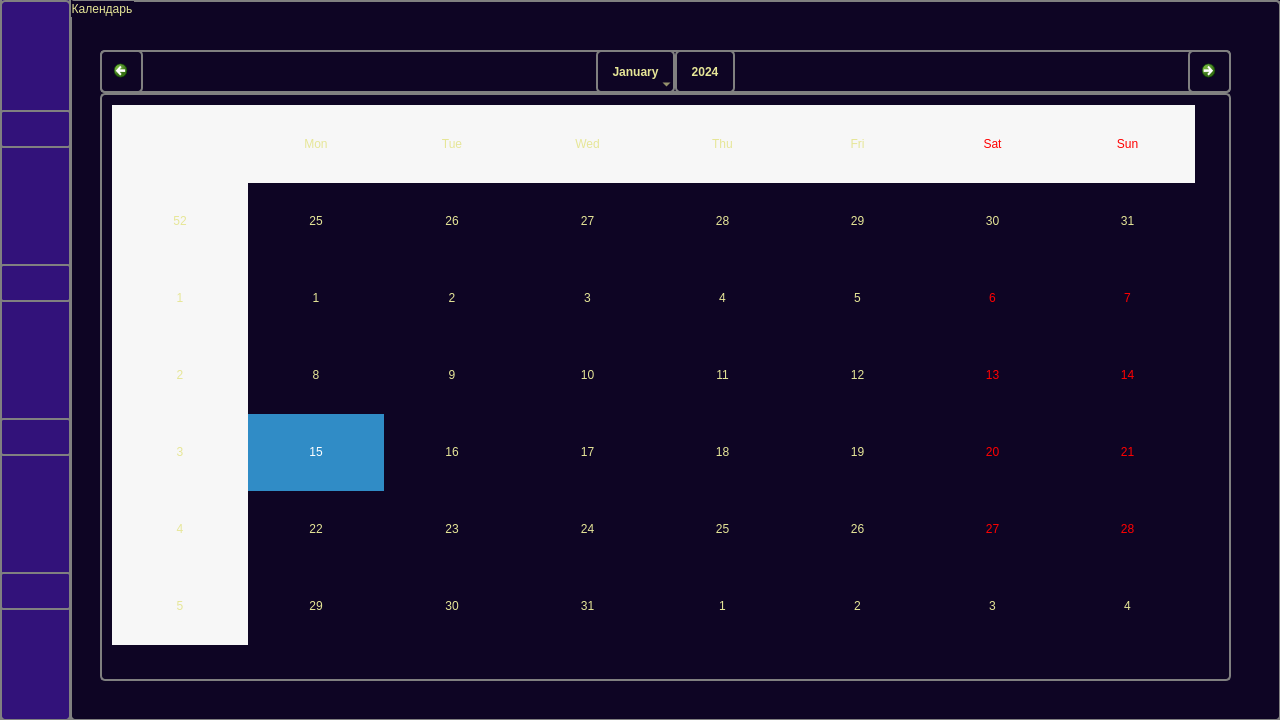
ZeNik77/MEGAPROJECT, file main.ui: the form before one commit.
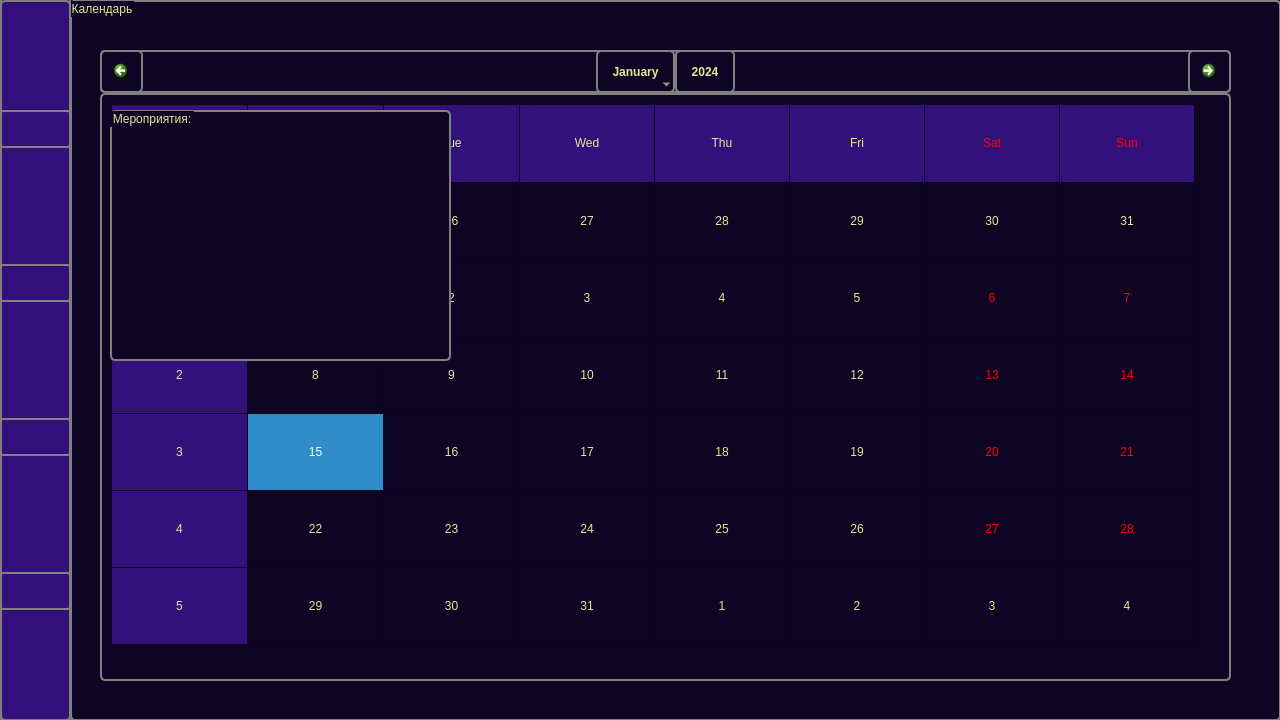
The form after the commit. Icons and pictures are not drawn.

```diff
--- a/main.ui
+++ b/main.ui
@@ -568,10 +568,32 @@
       <bool>false</bool>
      </property>
      <property name="styleSheet">
-      <string notr="true"/>
+      <string notr="true">alternate-background-color: #32127a;</string>
+     </property>
+     <property name="gridVisible">
+      <bool>true</bool>
      </property>
     </widget>
    </widget>
+   <widget class="QGroupBox" name="groupBox_5">
+    <property name="geometry">
+     <rect>
+      <x>110</x>
+      <y>110</y>
+      <width>341</width>
+      <height>251</height>
+     </rect>
+    </property>
+    <property name="styleSheet">
+     <string notr="true">color: #E6E697;
+border: 2px solid gray;
+padding: 10px;
+border-radius: 5px;</string>
+    </property>
+    <property name="title">
+     <string>Мероприятия:</string>
+    </property>
+   </widget>
   </widget>
  </widget>
  <resources/>
```
